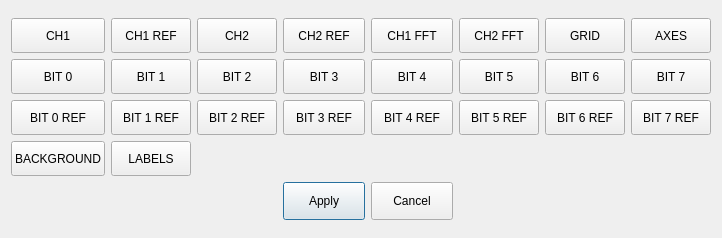
The window that customtheme.ui (ganzziani/xscopes-qt) describes before a commit, drawn with Qt 5.
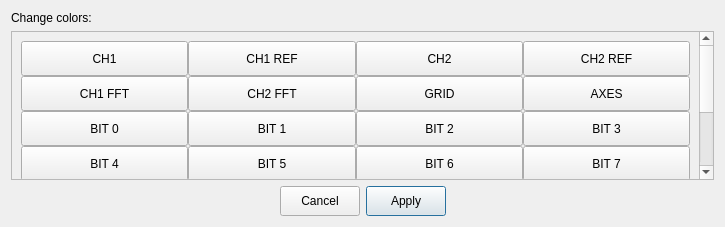
The same window after the commit. Icons and pictures are not drawn.

```diff
--- a/customtheme.ui
+++ b/customtheme.ui
@@ -9,8 +9,8 @@
    <rect>
     <x>0</x>
     <y>0</y>
-    <width>688</width>
-    <height>238</height>
+    <width>725</width>
+    <height>227</height>
    </rect>
   </property>
   <property name="windowTitle">
@@ -25,9 +25,37 @@
   </property>
   <layout class="QVBoxLayout" name="verticalLayout">
    <item>
+    <widget class="QLabel" name="label">
+     <property name="text">
+      <string>Change colors:</string>
+     </property>
+    </widget>
+   </item>
+   <item>
+    <widget class="QScrollArea" name="scrollArea">
+     <property name="widgetResizable">
+      <bool>true</bool>
+     </property>
+     <property name="alignment">
+      <set>Qt::AlignLeading|Qt::AlignLeft|Qt::AlignVCenter</set>
+     </property>
+     <widget class="QWidget" name="scrollAreaWidgetContents">
+      <property name="geometry">
+       <rect>
+        <x>0</x>
+        <y>0</y>
+        <width>688</width>
+        <height>265</height>
+       </rect>
+      </property>
+      <layout class="QGridLayout" name="gridLayout">
+       <item row="0" column="0">
     <layout class="QGridLayout" name="gridLayout_2">
-     <item row="1" column="5">
-      <widget class="QPushButton" name="bit5Button">
+         <property name="spacing">
+          <number>0</number>
+         </property>
+         <item row="0" column="1">
+          <widget class="QPushButton" name="ch1RefButton">
        <property name="minimumSize">
         <size>
          <width>0</width>
@@ -35,15 +63,15 @@
         </size>
        </property>
        <property name="text">
-        <string>BIT 5</string>
+            <string>CH1 REF</string>
        </property>
        <property name="flat">
         <bool>false</bool>
        </property>
       </widget>
      </item>
-     <item row="2" column="6">
-      <widget class="QPushButton" name="bit6RefButton">
+         <item row="4" column="0">
+          <widget class="QPushButton" name="bit0RefButton">
        <property name="minimumSize">
         <size>
          <width>0</width>
@@ -59,54 +87,6 @@
       </widget>
      </item>
      <item row="2" column="2">
-      <widget class="QPushButton" name="bit2RefButton">
-       <property name="minimumSize">
-        <size>
-         <width>0</width>
-         <height>35</height>
-        </size>
-       </property>
-       <property name="text">
-        <string>BIT 2 REF</string>
-       </property>
-       <property name="flat">
-        <bool>false</bool>
-       </property>
-      </widget>
-     </item>
-     <item row="1" column="3">
-      <widget class="QPushButton" name="bit3Button">
-       <property name="minimumSize">
-        <size>
-         <width>0</width>
-         <height>35</height>
-        </size>
-       </property>
-       <property name="text">
-        <string>BIT 3</string>
-       </property>
-       <property name="flat">
-        <bool>false</bool>
-       </property>
-      </widget>
-     </item>
-     <item row="1" column="4">
-      <widget class="QPushButton" name="bit4Button">
-       <property name="minimumSize">
-        <size>
-         <width>0</width>
-         <height>35</height>
-        </size>
-       </property>
-       <property name="text">
-        <string>BIT 4</string>
-       </property>
-       <property name="flat">
-        <bool>false</bool>
-       </property>
-      </widget>
-     </item>
-     <item row="1" column="2">
       <widget class="QPushButton" name="bit2Button">
        <property name="minimumSize">
         <size>
@@ -122,8 +102,8 @@
        </property>
       </widget>
      </item>
-     <item row="2" column="0">
-      <widget class="QPushButton" name="bit0RefButton">
+         <item row="2" column="3">
+          <widget class="QPushButton" name="bit3Button">
        <property name="minimumSize">
         <size>
          <width>0</width>
@@ -131,15 +111,15 @@
         </size>
        </property>
        <property name="text">
-        <string>BIT 0 REF</string>
+            <string>BIT 3</string>
        </property>
        <property name="flat">
         <bool>false</bool>
        </property>
       </widget>
      </item>
-     <item row="0" column="4">
-      <widget class="QPushButton" name="ch1FftButton">
+         <item row="4" column="2">
+          <widget class="QPushButton" name="bit2RefButton">
        <property name="minimumSize">
         <size>
          <width>0</width>
@@ -147,13 +127,42 @@
         </size>
        </property>
        <property name="text">
-        <string>CH1 FFT</string>
+            <string>BIT 2 REF</string>
        </property>
        <property name="flat">
         <bool>false</bool>
        </property>
       </widget>
      </item>
+         <item row="4" column="1">
+          <widget class="QPushButton" name="bit1RefButton">
+           <property name="minimumSize">
+            <size>
+             <width>0</width>
+             <height>35</height>
+            </size>
+           </property>
+           <property name="text">
+            <string>BIT 1 REF</string>
+           </property>
+           <property name="flat">
+            <bool>false</bool>
+           </property>
+          </widget>
+         </item>
+         <item row="0" column="0">
+          <widget class="QPushButton" name="ch1Button">
+           <property name="minimumSize">
+            <size>
+             <width>0</width>
+             <height>35</height>
+            </size>
+           </property>
+           <property name="text">
+            <string>CH1</string>
+           </property>
+          </widget>
+         </item>
      <item row="0" column="3">
       <widget class="QPushButton" name="ch2RefButton">
        <property name="minimumSize">
@@ -170,7 +179,7 @@
        </property>
       </widget>
      </item>
-     <item row="1" column="1">
+         <item row="2" column="1">
       <widget class="QPushButton" name="bit1Button">
        <property name="minimumSize">
         <size>
@@ -186,7 +195,7 @@
        </property>
       </widget>
      </item>
-     <item row="1" column="0">
+         <item row="2" column="0">
       <widget class="QPushButton" name="bit0Button">
        <property name="minimumSize">
         <size>
@@ -202,38 +211,6 @@
        </property>
       </widget>
      </item>
-     <item row="0" column="6">
-      <widget class="QPushButton" name="gridButton">
-       <property name="minimumSize">
-        <size>
-         <width>0</width>
-         <height>35</height>
-        </size>
-       </property>
-       <property name="text">
-        <string>GRID</string>
-       </property>
-       <property name="flat">
-        <bool>false</bool>
-       </property>
-      </widget>
-     </item>
-     <item row="0" column="5">
-      <widget class="QPushButton" name="ch2FftButton">
-       <property name="minimumSize">
-        <size>
-         <width>0</width>
-         <height>35</height>
-        </size>
-       </property>
-       <property name="text">
-        <string>CH2 FFT</string>
-       </property>
-       <property name="flat">
-        <bool>false</bool>
-       </property>
-      </widget>
-     </item>
      <item row="0" column="2">
       <widget class="QPushButton" name="ch2Button">
        <property name="minimumSize">
@@ -250,8 +227,8 @@
        </property>
       </widget>
      </item>
-     <item row="0" column="1">
-      <widget class="QPushButton" name="ch1RefButton">
+         <item row="4" column="3">
+          <widget class="QPushButton" name="bit3RefButton">
        <property name="minimumSize">
         <size>
          <width>0</width>
@@ -266,39 +243,7 @@
        </property>
       </widget>
      </item>
-     <item row="3" column="0">
-      <widget class="QPushButton" name="backgroundButton">
-       <property name="minimumSize">
-        <size>
-         <width>0</width>
-         <height>35</height>
-        </size>
-       </property>
-       <property name="text">
-        <string>BACKGROUND</string>
-       </property>
-       <property name="flat">
-        <bool>false</bool>
-       </property>
-      </widget>
-     </item>
-     <item row="3" column="1">
-      <widget class="QPushButton" name="labelButton">
-       <property name="minimumSize">
-        <size>
-         <width>0</width>
-         <height>35</height>
-        </size>
-       </property>
-       <property name="text">
-        <string>LABELS</string>
-       </property>
-       <property name="flat">
-        <bool>false</bool>
-       </property>
-      </widget>
-     </item>
-     <item row="2" column="7">
+         <item row="5" column="3">
       <widget class="QPushButton" name="bit7RefButton">
        <property name="minimumSize">
         <size>
@@ -314,7 +259,7 @@
        </property>
       </widget>
      </item>
-     <item row="2" column="5">
+         <item row="5" column="1">
       <widget class="QPushButton" name="bit5RefButton">
        <property name="minimumSize">
         <size>
@@ -330,8 +275,8 @@
        </property>
       </widget>
      </item>
-     <item row="2" column="3">
-      <widget class="QPushButton" name="bit3RefButton">
+         <item row="3" column="1">
+          <widget class="QPushButton" name="bit5Button">
        <property name="minimumSize">
         <size>
          <width>0</width>
@@ -339,14 +284,14 @@
         </size>
        </property>
        <property name="text">
-        <string>BIT 3 REF</string>
+            <string>BIT 5</string>
        </property>
        <property name="flat">
         <bool>false</bool>
        </property>
       </widget>
      </item>
-     <item row="1" column="6">
+         <item row="3" column="2">
       <widget class="QPushButton" name="bit6Button">
        <property name="minimumSize">
         <size>
@@ -362,8 +307,8 @@
        </property>
       </widget>
      </item>
-     <item row="2" column="4">
-      <widget class="QPushButton" name="bit4RefButton">
+         <item row="1" column="2">
+          <widget class="QPushButton" name="gridButton">
        <property name="minimumSize">
         <size>
          <width>0</width>
@@ -371,14 +316,46 @@
         </size>
        </property>
        <property name="text">
-        <string>BIT 4 REF</string>
+            <string>GRID</string>
        </property>
        <property name="flat">
         <bool>false</bool>
        </property>
       </widget>
      </item>
-     <item row="0" column="7">
+         <item row="6" column="2">
+          <widget class="QPushButton" name="labelButton">
+           <property name="minimumSize">
+            <size>
+             <width>0</width>
+             <height>35</height>
+            </size>
+           </property>
+           <property name="text">
+            <string>LABELS</string>
+           </property>
+           <property name="flat">
+            <bool>false</bool>
+           </property>
+          </widget>
+         </item>
+         <item row="3" column="0">
+          <widget class="QPushButton" name="bit4Button">
+           <property name="minimumSize">
+            <size>
+             <width>0</width>
+             <height>35</height>
+            </size>
+           </property>
+           <property name="text">
+            <string>BIT 4</string>
+           </property>
+           <property name="flat">
+            <bool>false</bool>
+           </property>
+          </widget>
+         </item>
+         <item row="1" column="3">
       <widget class="QPushButton" name="axesButton">
        <property name="minimumSize">
         <size>
@@ -394,8 +371,8 @@
        </property>
       </widget>
      </item>
-     <item row="0" column="0">
-      <widget class="QPushButton" name="ch1Button">
+         <item row="5" column="0">
+          <widget class="QPushButton" name="bit4RefButton">
        <property name="minimumSize">
         <size>
          <width>0</width>
@@ -410,8 +387,8 @@
        </property>
       </widget>
      </item>
-     <item row="2" column="1">
-      <widget class="QPushButton" name="bit1RefButton">
+         <item row="1" column="0">
+          <widget class="QPushButton" name="ch1FftButton">
        <property name="minimumSize">
         <size>
          <width>0</width>
@@ -419,14 +396,30 @@
         </size>
        </property>
        <property name="text">
-        <string>BIT 1 REF</string>
+            <string>CH1 FFT</string>
        </property>
        <property name="flat">
         <bool>false</bool>
        </property>
       </widget>
      </item>
-     <item row="1" column="7">
+         <item row="1" column="1">
+          <widget class="QPushButton" name="ch2FftButton">
+           <property name="minimumSize">
+            <size>
+             <width>0</width>
+             <height>35</height>
+            </size>
+           </property>
+           <property name="text">
+            <string>CH2 FFT</string>
+           </property>
+           <property name="flat">
+            <bool>false</bool>
+           </property>
+          </widget>
+         </item>
+         <item row="3" column="3">
       <widget class="QPushButton" name="bit7Button">
        <property name="minimumSize">
         <size>
@@ -442,7 +435,89 @@
        </property>
       </widget>
      </item>
-     <item row="4" column="3">
+         <item row="5" column="2">
+          <widget class="QPushButton" name="bit6RefButton">
+           <property name="minimumSize">
+            <size>
+             <width>0</width>
+             <height>35</height>
+            </size>
+           </property>
+           <property name="text">
+            <string>BIT 6 REF</string>
+           </property>
+           <property name="flat">
+            <bool>false</bool>
+           </property>
+          </widget>
+         </item>
+         <item row="6" column="1">
+          <widget class="QPushButton" name="backgroundButton">
+           <property name="minimumSize">
+            <size>
+             <width>0</width>
+             <height>35</height>
+            </size>
+           </property>
+           <property name="text">
+            <string>BACKGROUND</string>
+           </property>
+           <property name="flat">
+            <bool>false</bool>
+           </property>
+          </widget>
+         </item>
+         <item row="7" column="3">
+          <spacer name="verticalSpacer">
+           <property name="orientation">
+            <enum>Qt::Vertical</enum>
+           </property>
+           <property name="sizeHint" stdset="0">
+            <size>
+             <width>20</width>
+             <height>40</height>
+            </size>
+           </property>
+          </spacer>
+         </item>
+        </layout>
+       </item>
+      </layout>
+     </widget>
+    </widget>
+   </item>
+   <item>
+    <layout class="QHBoxLayout" name="horizontalLayout">
+     <item>
+      <spacer name="horizontalSpacer_2">
+       <property name="orientation">
+        <enum>Qt::Horizontal</enum>
+       </property>
+       <property name="sizeHint" stdset="0">
+        <size>
+         <width>40</width>
+         <height>20</height>
+        </size>
+       </property>
+      </spacer>
+     </item>
+     <item>
+      <widget class="QPushButton" name="cancelButton">
+       <property name="minimumSize">
+        <size>
+         <width>80</width>
+         <height>30</height>
+        </size>
+       </property>
+       <property name="text">
+        <string>Cancel</string>
+       </property>
+       <property name="flat">
+        <bool>false</bool>
+       </property>
+      </widget>
+     </item>
+     <item>
       <widget class="QPushButton" name="applyButton">
        <property name="minimumSize">
         <size>
@@ -450,20 +525,6 @@
          <height>30</height>
         </size>
        </property>
-       <property name="styleSheet">
-        <string notr="true">QPushButton {
-    border-image: url(&quot;:/Bitmaps/Bitmaps/btn-86-up.png&quot;);
-    min-width: 80px;
-    min-height: 30px;
-    border-width: 0px;
- }
-QPushButton:pressed {
-    border-image: url(&quot;:/Bitmaps/Bitmaps/btn-86-down.png&quot;);
-    min-width: 80px;
-    min-height: 30px;
-    border-width: 0px;
- }</string>
-       </property>
        <property name="text">
         <string>Apply</string>
        </property>
@@ -475,35 +536,18 @@
        </property>
       </widget>
      </item>
-     <item row="4" column="4">
-      <widget class="QPushButton" name="cancelButton">
-       <property name="minimumSize">
+     <item>
+      <spacer name="horizontalSpacer">
+       <property name="orientation">
+        <enum>Qt::Horizontal</enum>
+       </property>
+       <property name="sizeHint" stdset="0">
         <size>
-         <width>80</width>
-         <height>30</height>
+         <width>40</width>
+         <height>20</height>
         </size>
        </property>
-       <property name="styleSheet">
-        <string notr="true">QPushButton {
-    border-image: url(&quot;:/Bitmaps/Bitmaps/btn-86-up.png&quot;);
-    min-width: 80px;
-    min-height: 30px;
-    border-width: 0px;
- }
-QPushButton:pressed {
-    border-image: url(&quot;:/Bitmaps/Bitmaps/btn-86-down.png&quot;);
-    min-width: 80px;
-    min-height: 30px;
-    border-width: 0px;
- }</string>
-       </property>
-       <property name="text">
-        <string>Cancel</string>
-       </property>
-       <property name="flat">
-        <bool>false</bool>
-       </property>
-      </widget>
+      </spacer>
      </item>
     </layout>
    </item>
```
Left out of the diff: 6 changed lines with no effect on the pictures. Lines whose indentation alone changed are shown as unchanged.
